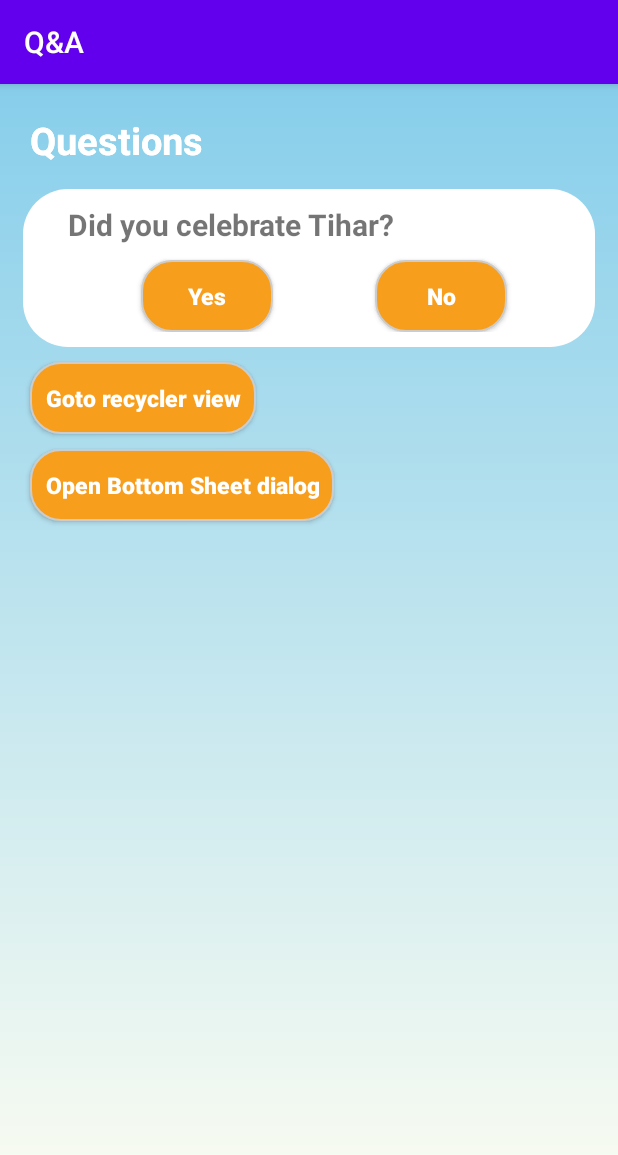
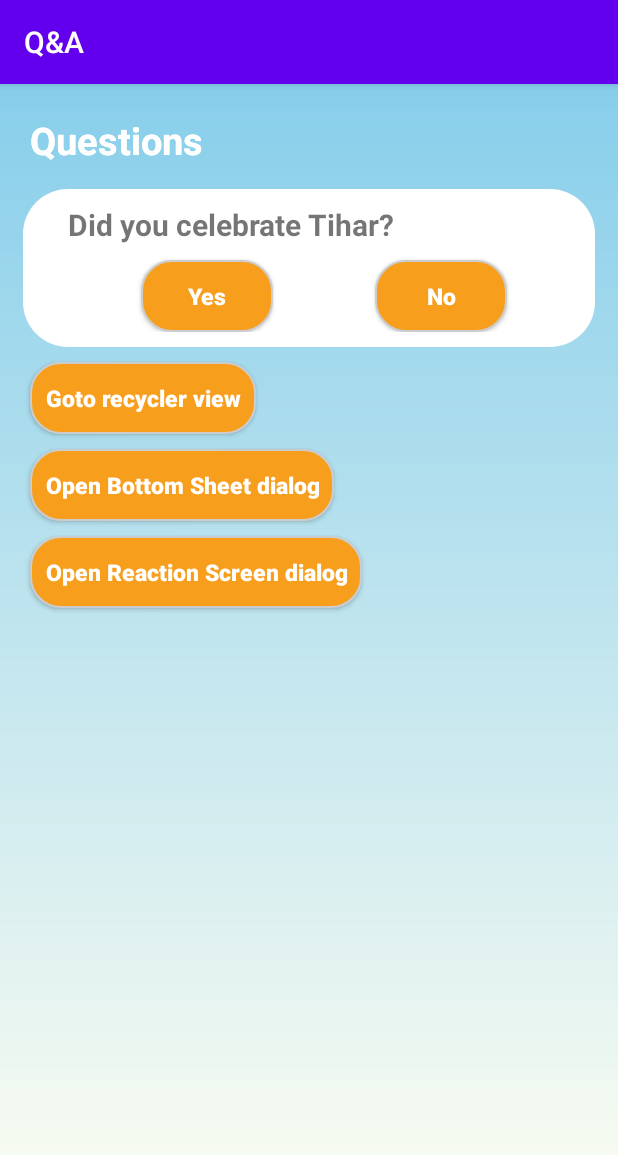
Before and after one commit to alisha-budhathoki/Q-A, an Android app: the MainActivity screen opened directly, with no data from a screen before it, on a phone screen of 412 x 824 dp. Shown: the top 1155 px of the screen. Run offline under Robolectric (Android 15) with nearby library versions, the phone set to English and light mode, and no system bars; our stand-ins replace Firebase (no records; nobody signed in at launch, a user with empty details on screens opened directly).

Commit message:
added screen for reactions

```diff
--- a/app/src/main/AndroidManifest.xml
+++ b/app/src/main/AndroidManifest.xml
@@ -12,6 +12,7 @@
         <activity android:name=".ItemActivity"></activity>
         <activity android:name=".NotificationDetailActivity" />
         <activity android:name=".MainActivity"></activity>
+        <activity android:name=".ReactionScreen"></activity>
         <activity android:name=".OnBoardActivity">
             <intent-filter>
                 <action android:name="android.intent.action.MAIN" />
--- a/app/src/main/java/com/alisha/qa/MainActivity.java
+++ b/app/src/main/java/com/alisha/qa/MainActivity.java
@@ -104,4 +104,10 @@ public class MainActivity extends AppCompatActivity {
         manager.notify(0, builder.build());
 
     }
+
+    public void openreactionScreen(View view) {
+        System.out.println("ndsjksbsd");
+        Intent gotoScreen = new Intent(MainActivity.this, ReactionScreen.class);
+        startActivity(gotoScreen);
+    }
 }
--- a/app/src/main/res/layout/activity_main.xml
+++ b/app/src/main/res/layout/activity_main.xml
@@ -127,4 +127,23 @@
         app:layout_constraintTop_toBottomOf="@+id/gotoAnotherPage"
         />
 
+    <Button
+        android:id="@+id/openReactionPage"
+        android:layout_width="wrap_content"
+        android:layout_height="wrap_content"
+        android:text="Open Reaction Screen dialog"
+        android:textAllCaps="false"
+        android:background="@drawable/layer_list"
+        android:textColor="@color/white"
+        android:padding="10dp"
+        android:textStyle="bold"
+        android:onClick="openreactionScreen"
+        android:textSize="15sp"
+        android:layout_marginTop="10dp"
+        android:layout_marginLeft="20dp"
+        app:layout_constraintRight_toRightOf="parent"
+        app:layout_constraintStart_toStartOf="parent"
+        app:layout_constraintTop_toBottomOf="@+id/openBottomSheetDialog"
+        />
+
 </androidx.constraintlayout.widget.ConstraintLayout>
--- /dev/null
+++ b/app/src/main/res/layout/layout_reaction.xml
@@ -0,0 +1,6 @@
+<?xml version="1.0" encoding="utf-8"?>
+<androidx.constraintlayout.widget.ConstraintLayout
+    xmlns:android="http://schemas.android.com/apk/res/android" android:layout_width="match_parent"
+    android:layout_height="match_parent">
+
+</androidx.constraintlayout.widget.ConstraintLayout>
```
Also changed, not shown: app/src/main/java/com/alisha/qa/ReactionScreen.java (added, +14 -0 lines).
